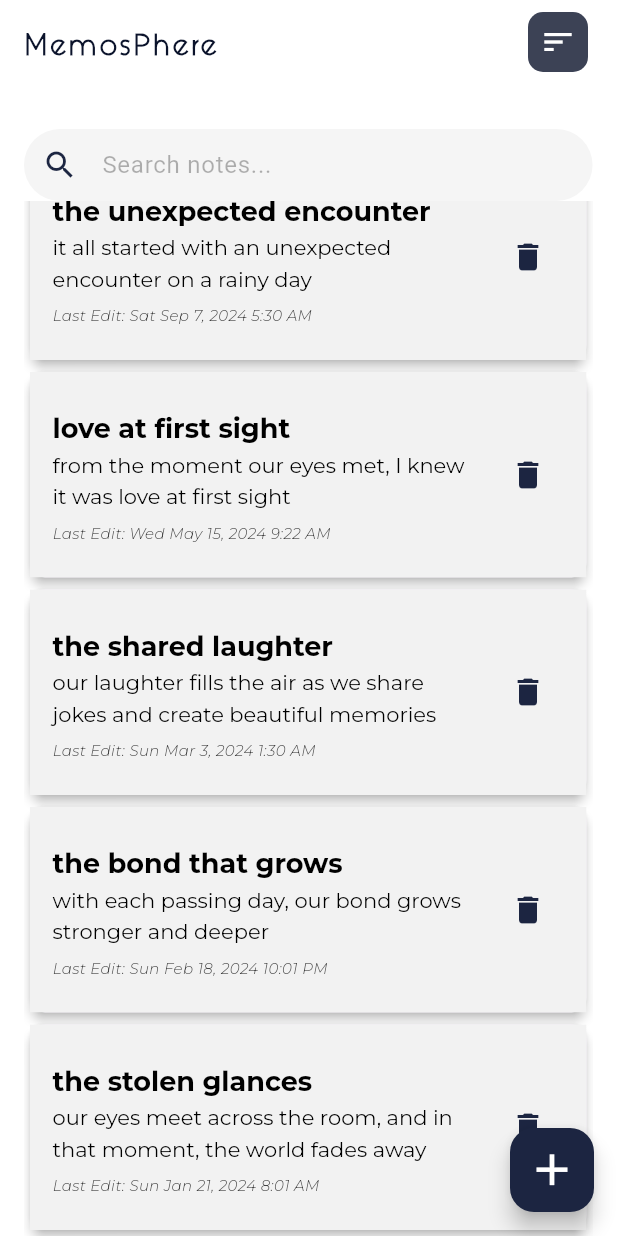
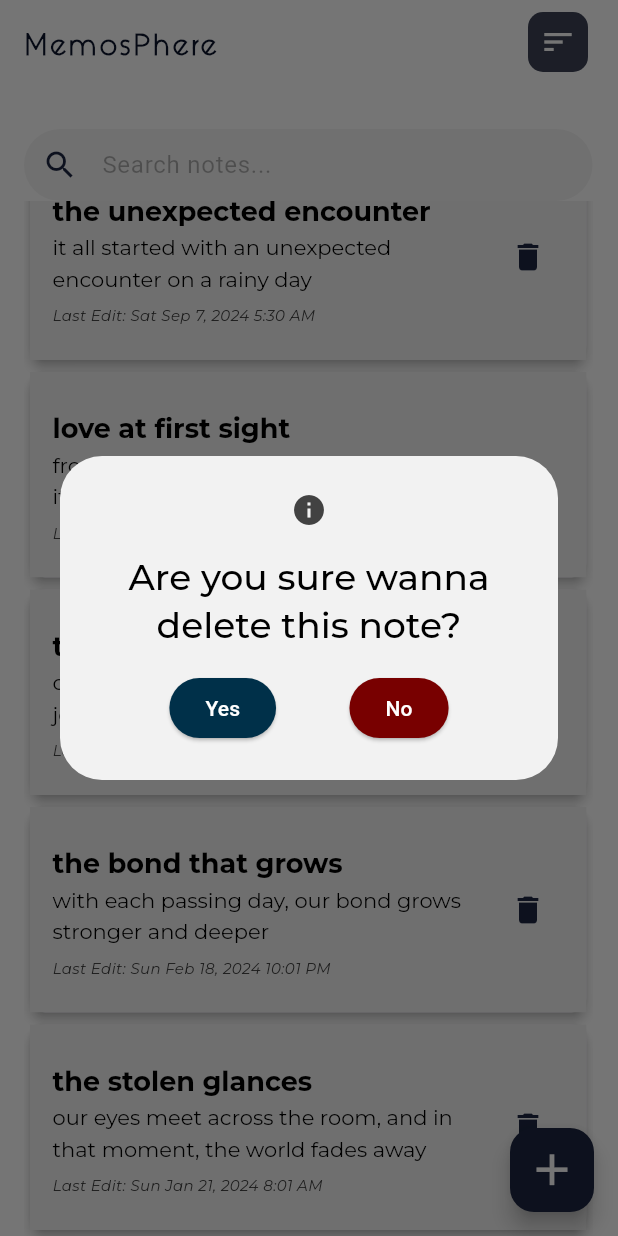
Before and after one commit to RBHDEV/MemosPhere, a Flutter app: the screen it shows after launch, scrolled down 210 dp, after a tap on the "delete" icon, on a phone screen of 412 x 824 dp. Run offline on Flutter 3.47's test engine with Material 3 defaults, Android fonts, the phone set to English and light mode, and no system bars; our stand-ins replace google_fonts.

Commit message:
I fixed stuff, 20-02-2024 16:25
I completed the delete. Now I need to add another page where I can edit the note and the ADD BUTTON to be working

```diff
--- a/lib/colors.dart
+++ b/lib/colors.dart
@@ -7,5 +7,8 @@ import 'package:flutter/material.dart';
   const Color the10 = Color.fromARGB(255, 28, 37, 65);
 
 
+  const Color theyes = Color.fromARGB(255, 0, 48, 73);
+  const Color theno = Color.fromARGB(255, 120, 0, 0);
+
   const Color theblue = Color.fromARGB(255, 11, 19, 43);
   const Color theblack = Color.fromARGB(255, 0, 0, 0);
--- a/lib/home.dart
+++ b/lib/home.dart
@@ -23,7 +23,7 @@ class _HomeState extends State<Home> {
       notes.sort((a, b) => a.lmodifydate.compareTo(b.lmodifydate));
       }
     else {
-      notes.sort((b, a) => b.lmodifydate.compareTo(a.lmodifydate));
+      notes.sort((b, a) => a.lmodifydate.compareTo(b.lmodifydate));
       }
 
     print('You Clicked the Sort Button');
@@ -45,6 +45,12 @@ class _HomeState extends State<Home> {
       note.title!.toLowerCase().contains(searchInput.toLowerCase())
       ).toList();
     });
+    }
+
+  void deleteNote (int index) {
+    setState(() {
+      filteredList.removeAt(index);
+      });
     }
 
   @override
@@ -75,6 +81,7 @@ class _HomeState extends State<Home> {
                   filteredList = sortNotesByTime(filteredList);
                   });
                 },
+
               padding: const EdgeInsets.all(0),
               icon: ClipRRect(
                 borderRadius: BorderRadius.circular(10),
@@ -174,7 +181,7 @@ class _HomeState extends State<Home> {
                           'Last Edit: ${DateFormat('EEE MMM d, yyyy h:mm a').format(filteredList[index].lmodifydate)}',
                           style: GoogleFonts.montserrat(textStyle: TextStyle(
                             fontSize: 10,
-                            fontWeight: FontWeight.w300,
+                            fontWeight: FontWeight.w400,
                             fontStyle: FontStyle.italic,
                             color: Colors.grey.shade800,
                             ),),
@@ -182,7 +189,13 @@ class _HomeState extends State<Home> {
                         ),
 
                       trailing: IconButton(
-                        onPressed: () {},
+                        onPressed: () async {
+                          final result = await _Confirmation(context);
+
+                          if(result) {
+                            deleteNote(index);
+                            }
+                          },
                         icon: Icon(Icons.delete,
                           color: the10,
                           ),
@@ -208,4 +221,63 @@ class _HomeState extends State<Home> {
         ),
       );
     }
+
+  Future<dynamic> _Confirmation(BuildContext context) {
+    return showDialog(
+                          context: context,
+                          builder: (BuildContext context) {
+                            return AlertDialog(
+                              backgroundColor: the30,
+                              icon: Icon(
+                                Icons.info,
+                                color: Colors.grey[800],
+                                ),
+
+                              title: Text(
+                                'Are you sure wanna delete this note?',
+                                style: GoogleFonts.montserrat(textStyle: TextStyle(
+                                  color: theblack,
+                                  fontStyle: FontStyle.normal,
+                                  fontWeight: FontWeight.w500
+                                  ),),
+                                ),
+
+                              content: Row(
+                                mainAxisAlignment: MainAxisAlignment.spaceEvenly,
+                                children: [
+                                  ElevatedButton(
+                                    onPressed: () {
+                                      Navigator.pop(context, true);
+                                      },
+                                    style: ElevatedButton.styleFrom(
+                                      backgroundColor: theyes,
+                                      ),
+                                    child: Text(
+                                      'Yes',
+                                      style: TextStyle(
+                                        color: the60,
+                                        ),
+                                      ),
+                                    ),
+
+                                  ElevatedButton(
+                                    onPressed: () {
+                                      Navigator.pop(context, false);
+                                      },
+                                    style: ElevatedButton.styleFrom(
+                                      backgroundColor: theno,
+                                      ),
+                                    child: Text(
+                                      'No',
+                                      style: TextStyle(
+                                        color: the60,
+                                        ),
+                                      ),
+                                    ),
+                                  ],
+                                ),
+                              );
+                            }
+                          );
   }
+  }
```
